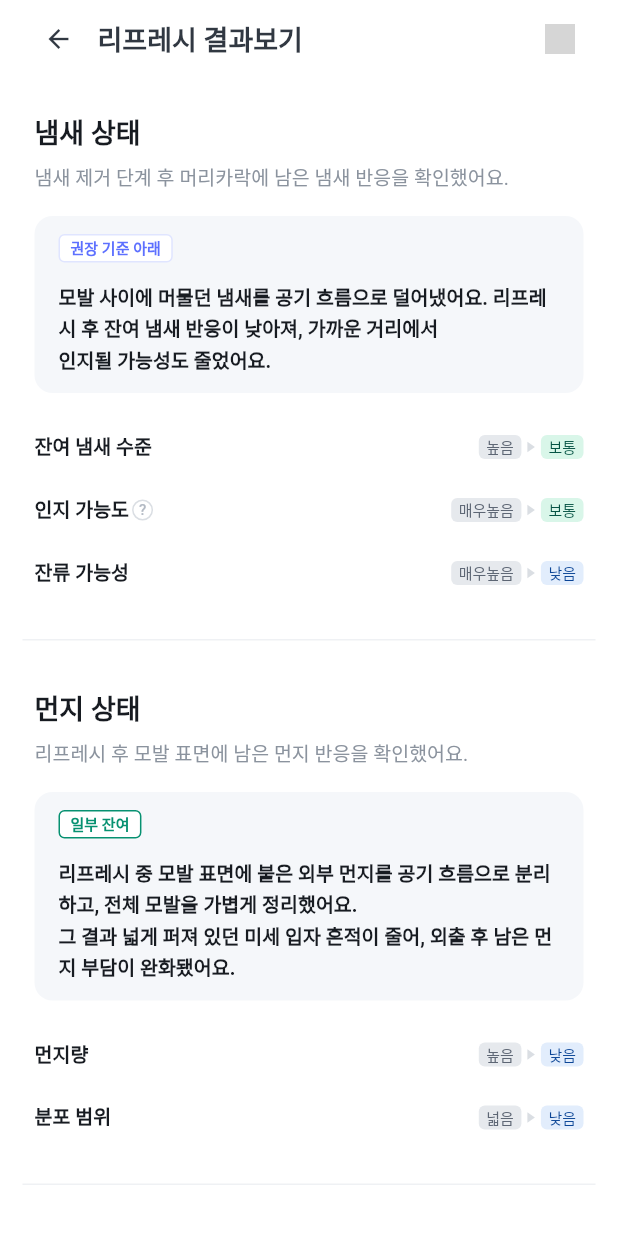
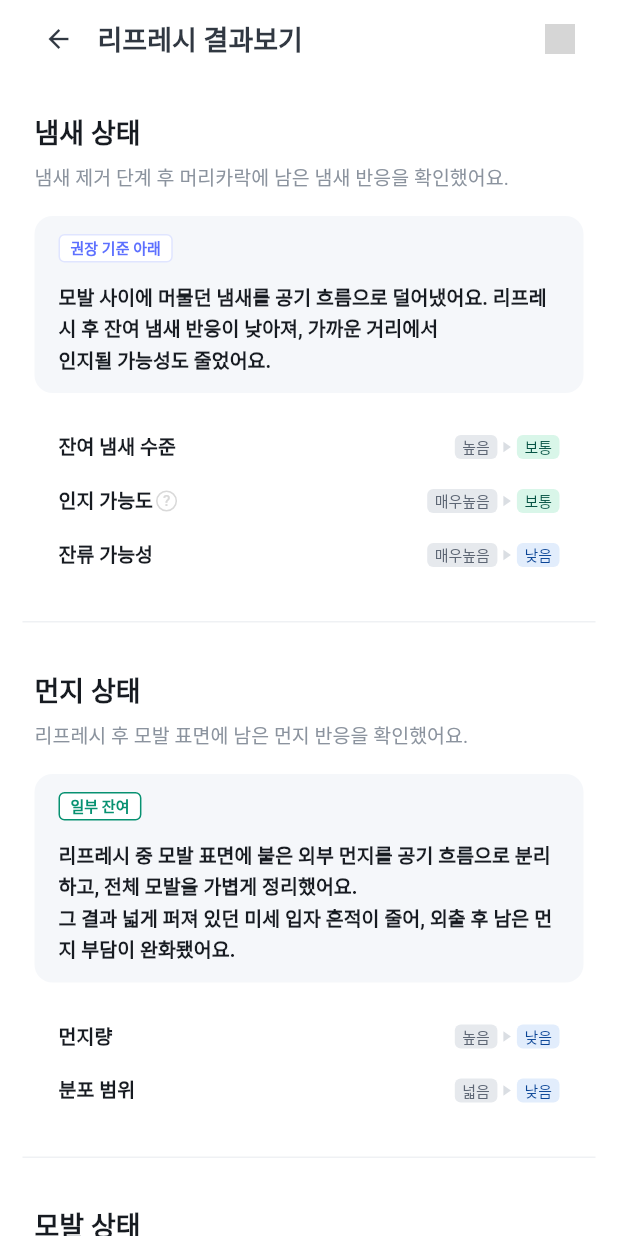
Before and after one commit to rlatkdwns575/LG_HAIR_REFRESHER, a Flutter app: the RefreshResultDetailPage screen opened directly, scrolled down 576 dp, on a phone screen of 412 x 824 dp. Run offline on Flutter 3.47's test engine with Material 3 defaults, Android fonts, the phone set to English and light mode, and no system bars; our stand-ins replace go_router, supabase_flutter; accounts and stored records are empty; Roboto replaces fonts that are missing (Pretendard); statements that could not run were skipped; grey boxes are pictures that could not be loaded.

Commit message:
feat(refresh,history): add result detail tooltips and simplify day records
Add shared help icon tooltips for refresh necessity, odor perception, and
pollution residue metrics; tighten metric row spacing and align history
day tiles to time plus mode name only.

Co-authored-by: Cursor <cursoragent@cursor.com>

```diff
--- a/lib/app/theme/app_component_colors.dart
+++ b/lib/app/theme/app_component_colors.dart
@@ -175,6 +175,7 @@ class AppComponentColors {
   // indicator
   static const indicatorActive = Color(0xFF4E5561);
   static const indicatorInactive = Color(0xFFD9D9D9);
+  static const helpIcon = Color(0xFFD9D9D9);
 
   // button_bottom
   static const bottomBarBackground = Color(0xFFFFFFFF);
--- a/lib/features/refresh/data/model/refresh_result_detail.dart
+++ b/lib/features/refresh/data/model/refresh_result_detail.dart
@@ -50,6 +50,7 @@ class RefreshResultStatusChange {
     this.beforeStyle = AppBadgeStyle.text,
     this.afterStyle = AppBadgeStyle.text,
     this.showHelpIcon = false,
+    this.helpTooltipMessage,
   });
 
   final String label;
@@ -60,6 +61,7 @@ class RefreshResultStatusChange {
   final AppBadgeStyle beforeStyle;
   final AppBadgeStyle afterStyle;
   final bool showHelpIcon;
+  final String? helpTooltipMessage;
 }
 
 /// 모발 상태 등 단일 배지 행.
@@ -70,6 +72,7 @@ class RefreshResultHairMetric {
     this.variant = AppBadgeSmallVariant.gray,
     this.style = AppBadgeStyle.filled,
     this.showHelpIcon = false,
+    this.helpTooltipMessage,
   });
 
   final String label;
@@ -77,6 +80,7 @@ class RefreshResultHairMetric {
   final AppBadgeSmallVariant variant;
   final AppBadgeStyle style;
   final bool showHelpIcon;
+  final String? helpTooltipMessage;
 }
 
 /// 상태 섹션 (냄새 / 먼지 / 모발).
@@ -117,6 +121,17 @@ class RefreshResultDetail {
   final RefreshResultStatusSection odorSection;
   final RefreshResultStatusSection dustSection;
   final RefreshResultStatusSection hairSection;
+
+  /// 냄새 상태 — 인지 가능도 ? 툴팁.
+  static const odorPerceptionHelpTooltip =
+      '잔여 냄새 반응을 기준으로, 가까운 거리에서 냄새가 '
+      '얼마나 쉽게 인지될 수 있는지 분석한 값이에요.';
+
+  /// 요약 그래프 — 리프레시 필요도 ? 툴팁.
+  static const necessityHelpTooltip =
+      '냄새, 먼지, 모발 컨디션을 종합해 리프레시가 '
+      '얼마나 필요한지 보여줘요. 60% 이상이면 '
+      '케어 권장 구간으로 표시돼요.';
 
   String get necessityReductionLabel {
     final value = necessityReductionPercent;
@@ -186,6 +201,7 @@ class RefreshResultDetail {
           afterLabel: '보통',
           afterVariant: AppBadgeSmallVariant.medium,
           showHelpIcon: true,
+          helpTooltipMessage: odorPerceptionHelpTooltip,
         ),
         RefreshResultStatusChange(
           label: '잔류 가능성',
@@ -245,17 +261,14 @@ class RefreshResultDetail {
           variant: AppBadgeSmallVariant.medium,
           style: AppBadgeStyle.text,
           showHelpIcon: true,
+          helpTooltipMessage:
+              '손상도, 유분량, 수분감을 바탕으로 냄새와 먼지가 모발에 '
+              '얼마나 오래 남기 쉬운지 분석한 값이에요.',
         ),
         RefreshResultHairMetric(
           label: '모발 손상도',
           valueLabel: 'Low',
           variant: AppBadgeSmallVariant.low,
-          style: AppBadgeStyle.text,
-        ),
-        RefreshResultHairMetric(
-          label: '모발 길이',
-          valueLabel: 'label',
-          variant: AppBadgeSmallVariant.gray,
           style: AppBadgeStyle.text,
         ),
         RefreshResultHairMetric(
--- a/lib/features/refresh/ui/widgets/refresh_result_detail_status_section.dart
+++ b/lib/features/refresh/ui/widgets/refresh_result_detail_status_section.dart
@@ -6,6 +6,7 @@ import '../../../../app/theme/app_spacing.dart';
 import '../../../../app/theme/app_text_styles.dart';
 import '../../../../shared/widgets/app_badge.dart';
 import '../../data/model/refresh_result_detail.dart';
+import 'refresh_result_help_icon.dart';
 
 /// Figma 1182-20490 — 냄새 / 먼지 / 모발 상태 섹션.
 class RefreshResultDetailStatusSection extends StatelessWidget {
@@ -20,8 +21,9 @@ class RefreshResultDetailStatusSection extends StatelessWidget {
   /// 섹션 전체 좌우 inset — 제목·카드·지표 row 공통.
   final double horizontalPadding;
 
-  static const _metricRowGap = 18.0;
+  static const _metricRowGap = 12.0;
   static const _metricRowHeight = 24.0;
+  static const _cardContentHorizontalPadding = 16.0;
 
   @override
   Widget build(BuildContext context) {
@@ -49,11 +51,19 @@ class RefreshResultDetailStatusSection extends StatelessWidget {
           _InsightCard(insight: section.insight),
           if (section.changes.isNotEmpty || section.hairMetrics.isNotEmpty) ...[
             const SizedBox(height: AppSpacing.lg),
+            Padding(
+              padding: const EdgeInsets.symmetric(
+                horizontal: _cardContentHorizontalPadding,
+              ),
+              child: Column(
+                children: [
                   if (section.changes.isNotEmpty) ...[
                     for (var i = 0; i < section.changes.length; i++)
                       Padding(
                         padding: EdgeInsets.only(
-                    bottom: i < section.changes.length - 1 ? _metricRowGap : 0,
+                          bottom: i < section.changes.length - 1
+                              ? _metricRowGap
+                              : 0,
                         ),
                         child: _StatusChangeRow(change: section.changes[i]),
                       ),
@@ -70,6 +80,9 @@ class RefreshResultDetailStatusSection extends StatelessWidget {
                       ),
                   ],
                 ],
+              ),
+            ),
+          ],
         ],
       ),
     );
@@ -85,7 +98,11 @@ class _InsightCard extends StatelessWidget {
   Widget build(BuildContext context) {
     return Container(
       width: double.infinity,
-      padding: const EdgeInsets.symmetric(horizontal: 16, vertical: 12),
+      padding: const EdgeInsets.symmetric(
+        horizontal:
+            RefreshResultDetailStatusSection._cardContentHorizontalPadding,
+        vertical: 12,
+      ),
       decoration: BoxDecoration(
         color: insight.backgroundColor,
         borderRadius: BorderRadius.circular(AppRadius.lg),
@@ -170,6 +187,7 @@ class _StatusChangeRow extends StatelessWidget {
               child: _MetricLabel(
                 label: change.label,
                 showHelpIcon: change.showHelpIcon,
+                helpTooltipMessage: change.helpTooltipMessage,
                 bold: true,
               ),
             ),
@@ -214,6 +232,7 @@ class _HairMetricRow extends StatelessWidget {
               child: _MetricLabel(
                 label: metric.label,
                 showHelpIcon: metric.showHelpIcon,
+                helpTooltipMessage: metric.helpTooltipMessage,
               ),
             ),
           ),
@@ -232,11 +251,13 @@ class _MetricLabel extends StatelessWidget {
   const _MetricLabel({
     required this.label,
     this.showHelpIcon = false,
+    this.helpTooltipMessage,
     this.bold = false,
   });
 
   final String label;
   final bool showHelpIcon;
+  final String? helpTooltipMessage;
   final bool bold;
 
   @override
@@ -251,25 +272,11 @@ class _MetricLabel extends StatelessWidget {
             fontWeight: bold ? FontWeight.w700 : FontWeight.w600,
           ),
         ),
-        if (showHelpIcon) ...[
+        if (showHelpIcon &&
+            helpTooltipMessage != null &&
+            helpTooltipMessage!.isNotEmpty) ...[
           const SizedBox(width: 2),
-          Container(
-            width: 14,
-            height: 14,
-            decoration: BoxDecoration(
-              shape: BoxShape.circle,
-              border: Border.all(color: AppColors.gray300),
-            ),
-            alignment: Alignment.center,
-            child: Text(
-              '?',
-              style: AppTextStyles.labelXs.copyWith(
-                color: AppColors.gray400,
-                fontSize: 10,
-                height: 1,
-              ),
-            ),
-          ),
+          RefreshResultHelpIcon(tooltipMessage: helpTooltipMessage!),
         ],
       ],
     );
--- /dev/null
+++ b/lib/features/refresh/ui/widgets/refresh_result_help_icon.dart
@@ -0,0 +1,239 @@
+import 'dart:async';
+
+import 'package:flutter/material.dart';
+
+import '../../../../app/theme/app_colors.dart';
+import '../../../../app/theme/app_component_colors.dart';
+import '../../../../app/theme/app_radius.dart';
+import '../../../../app/theme/app_shadows.dart';
+import '../../../../app/theme/app_text_styles.dart';
+
+enum RefreshResultHelpTooltipPlacement {
+  /// 아이콘 오른쪽.
+  besideIcon,
+
+  /// 아이콘 아래, 오른쪽 정렬.
+  belowEnd,
+}
+
+/// 리프레시 결과 상세 — ? 도움말 아이콘 + 호버/탭 툴팁.
+class RefreshResultHelpIcon extends StatefulWidget {
+  const RefreshResultHelpIcon({
+    required this.tooltipMessage,
+    this.size = 14,
+    this.placement = RefreshResultHelpTooltipPlacement.besideIcon,
+    this.tooltipMaxWidth = 220,
+    super.key,
+  });
+
+  final String tooltipMessage;
+  final double size;
+  final RefreshResultHelpTooltipPlacement placement;
+  final double tooltipMaxWidth;
+
+  @override
+  State<RefreshResultHelpIcon> createState() => _RefreshResultHelpIconState();
+}
+
+class _RefreshResultHelpIconState extends State<RefreshResultHelpIcon> {
+  OverlayEntry? _overlayEntry;
+  Timer? _hideTimer;
+  bool _pointerOverIcon = false;
+  bool _pointerOverTooltip = false;
+
+  @override
+  void dispose() {
+    _hideTimer?.cancel();
+    _hideTooltip();
+    super.dispose();
+  }
+
+  void _scheduleHide() {
+    _hideTimer?.cancel();
+    _hideTimer = Timer(const Duration(milliseconds: 80), () {
+      if (!_pointerOverIcon && !_pointerOverTooltip) {
+        _hideTooltip();
+      }
+    });
+  }
+
+  void _cancelHide() {
+    _hideTimer?.cancel();
+  }
+
+  void _showTooltip() {
+    if (widget.tooltipMessage.isEmpty || _overlayEntry != null) {
+      return;
+    }
+
+    final box = context.findRenderObject() as RenderBox?;
+    if (box == null || !box.hasSize) {
+      return;
+    }
+
+    final overlay = Overlay.of(context);
+    final iconTopLeft = box.localToGlobal(Offset.zero);
+    const horizontalGap = 8.0;
+    final tooltipMaxWidth = widget.tooltipMaxWidth;
+
+    _overlayEntry = OverlayEntry(
+      builder: (overlayContext) {
+        final screenWidth = MediaQuery.sizeOf(overlayContext).width;
+        late final double left;
+        late final double top;
+
+        switch (widget.placement) {
+          case RefreshResultHelpTooltipPlacement.besideIcon:
+            left = _besideIconLeft(
+              iconTopLeft: iconTopLeft,
+              iconWidth: box.size.width,
+              tooltipMaxWidth: tooltipMaxWidth,
+              screenWidth: screenWidth,
+              horizontalGap: horizontalGap,
+            );
+            top = iconTopLeft.dy - 6;
+          case RefreshResultHelpTooltipPlacement.belowEnd:
+            left = _belowEndLeft(
+              iconTopLeft: iconTopLeft,
+              iconWidth: box.size.width,
+              tooltipMaxWidth: tooltipMaxWidth,
+              screenWidth: screenWidth,
+            );
+            top = iconTopLeft.dy + box.size.height + 6;
+        }
+
+        return Stack(
+          children: [
+            Positioned(
+              left: left,
+              top: top,
+              child: MouseRegion(
+                onEnter: (_) {
+                  _pointerOverTooltip = true;
+                  _cancelHide();
+                },
+                onExit: (_) {
+                  _pointerOverTooltip = false;
+                  _scheduleHide();
+                },
+                child: Material(
+                  color: Colors.transparent,
+                  child: ConstrainedBox(
+                    constraints: BoxConstraints(maxWidth: tooltipMaxWidth),
+                    child: Container(
+                      padding: const EdgeInsets.symmetric(
+                        horizontal: 12,
+                        vertical: 10,
+                      ),
+                      decoration: BoxDecoration(
+                        color: AppColors.gray0,
+                        borderRadius: BorderRadius.circular(AppRadius.md),
+                        boxShadow: AppShadows.soft,
+                      ),
+                      child: Text(
+                        widget.tooltipMessage,
+                        style: AppTextStyles.bodyXs.copyWith(
+                          color: AppColors.gray700,
+                          height: 1.45,
+                        ),
+                      ),
+                    ),
+                  ),
+                ),
+              ),
+            ),
+          ],
+        );
+      },
+    );
+
+    overlay.insert(_overlayEntry!);
+  }
+
+  double _besideIconLeft({
+    required Offset iconTopLeft,
+    required double iconWidth,
+    required double tooltipMaxWidth,
+    required double screenWidth,
+    required double horizontalGap,
+  }) {
+    var left = iconTopLeft.dx + iconWidth + horizontalGap;
+    if (left + tooltipMaxWidth > screenWidth - 16) {
+      left = iconTopLeft.dx - tooltipMaxWidth - horizontalGap;
+    }
+    if (left < 16) {
+      left = 16;
+    }
+    return left;
+  }
+
+  double _belowEndLeft({
+    required Offset iconTopLeft,
+    required double iconWidth,
+    required double tooltipMaxWidth,
+    required double screenWidth,
+  }) {
+    var left = iconTopLeft.dx + iconWidth - tooltipMaxWidth;
+    if (left + tooltipMaxWidth > screenWidth - 16) {
+      left = screenWidth - tooltipMaxWidth - 16;
+    }
+    if (left < 16) {
+      left = 16;
+    }
+    return left;
+  }
+
+  void _hideTooltip() {
+    _overlayEntry?.remove();
+    _overlayEntry = null;
+  }
+
+  void _toggleTooltip() {
+    if (_overlayEntry == null) {
+      _showTooltip();
+    } else {
+      _hideTooltip();
+    }
+  }
+
+  @override
+  Widget build(BuildContext context) {
+    final fontSize = 10.0;
+
+    final icon = Container(
+      width: widget.size,
+      height: widget.size,
+      decoration: BoxDecoration(
+        shape: BoxShape.circle,
+        border: Border.all(color: AppComponentColors.helpIcon),
+      ),
+      alignment: Alignment.center,
+      child: Text(
+        '?',
+        style: AppTextStyles.labelXs.copyWith(
+          color: AppComponentColors.helpIcon,
+          fontSize: fontSize,
+          height: 1,
+        ),
+      ),
+    );
+
+    return MouseRegion(
+      cursor: SystemMouseCursors.help,
+      onEnter: (_) {
+        _pointerOverIcon = true;
+        _cancelHide();
+        _showTooltip();
+      },
+      onExit: (_) {
+        _pointerOverIcon = false;
+        _scheduleHide();
+      },
+      child: GestureDetector(
+        behavior: HitTestBehavior.opaque,
+        onTap: _toggleTooltip,
+        child: icon,
+      ),
+    );
+  }
+}
```
Also changed, not shown: lib/features/history/ui/widgets/history_recent_section.dart (+1 -42 lines), lib/features/refresh/data/refresh_result_detail_mapper.dart (+7 -0 lines), lib/features/refresh/ui/widgets/refresh_result_detail_content.dart (+6 -16 lines). Lines whose indentation alone changed are shown as unchanged.
